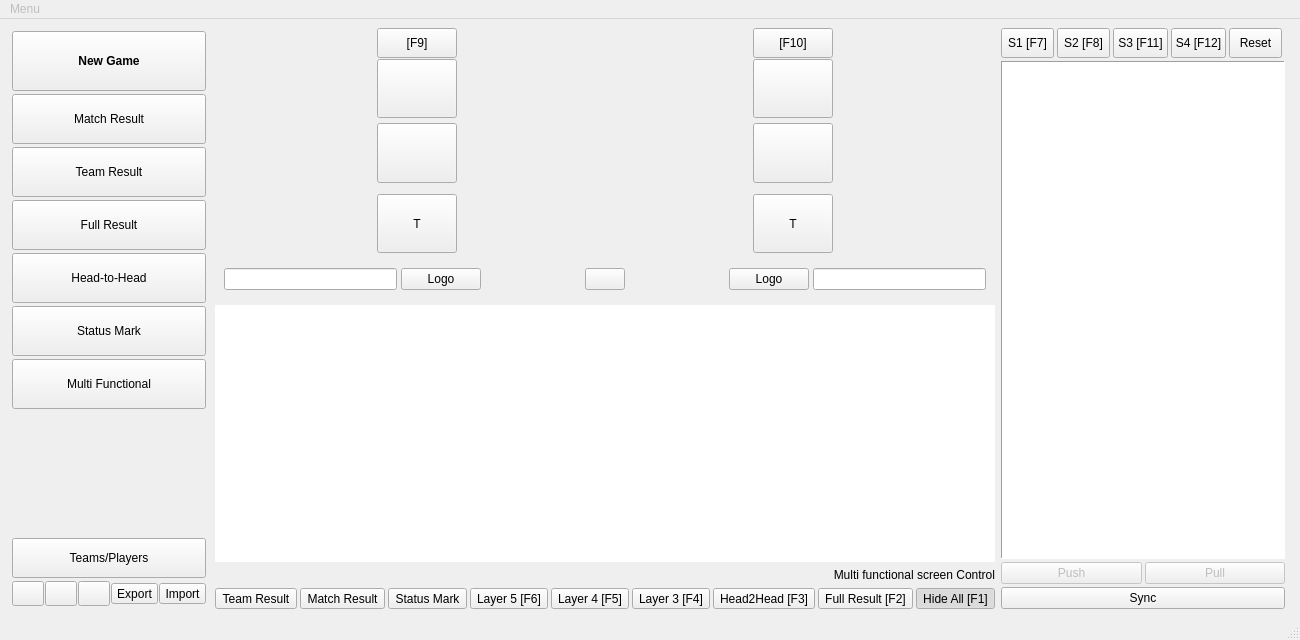
Qt form mainwindow.ui (xiaoyuanyangxu/sportroom-qt) before a commit.
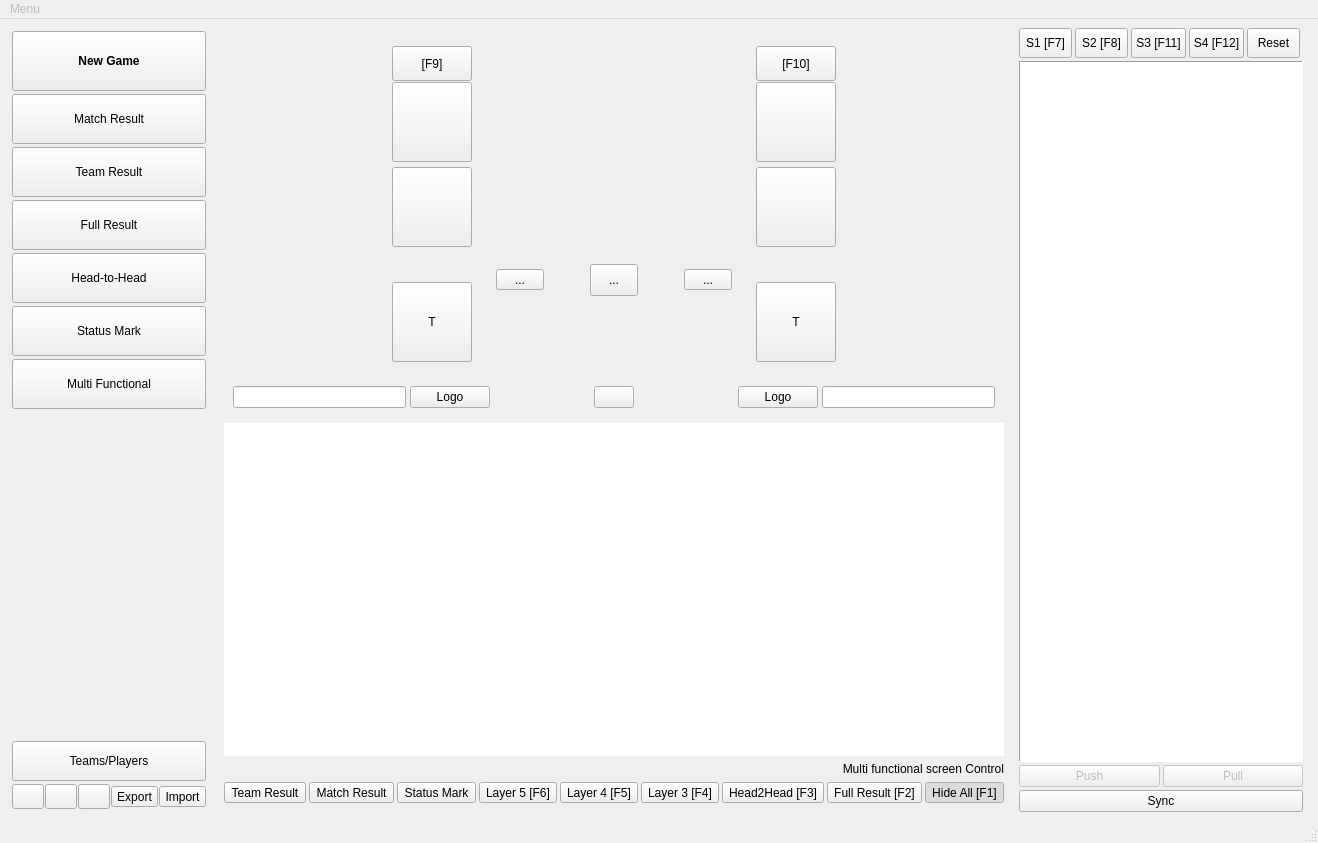
The same form after that commit. Icons and pictures are not drawn. Custom widgets are drawn as their Qt base class.

What changed in the file:
```diff
--- a/mainwindow.ui
+++ b/mainwindow.ui
@@ -6,8 +6,8 @@
    <rect>
     <x>0</x>
     <y>0</y>
-    <width>1270</width>
-    <height>640</height>
+    <width>1291</width>
+    <height>843</height>
    </rect>
   </property>
   <property name="minimumSize">
@@ -431,22 +431,7 @@
     </item>
     <item>
      <widget class="QWidget" name="widget" native="true">
-      <layout class="QVBoxLayout" name="verticalLayout_2" stretch="0,0,1,0,0">
-       <property name="spacing">
-        <number>6</number>
-       </property>
-       <property name="leftMargin">
-        <number>0</number>
-       </property>
-       <property name="topMargin">
-        <number>0</number>
-       </property>
-       <property name="rightMargin">
-        <number>0</number>
-       </property>
-       <property name="bottomMargin">
-        <number>0</number>
-       </property>
+      <layout class="QVBoxLayout" name="verticalLayout_10">
        <item>
         <widget class="QFrame" name="frame_2">
          <property name="minimumSize">
@@ -467,22 +452,7 @@
          <property name="frameShadow">
           <enum>QFrame::Raised</enum>
          </property>
-         <layout class="QHBoxLayout" name="horizontalLayout_2" stretch="0,0,2,2,2,0,0">
-          <property name="spacing">
-           <number>6</number>
-          </property>
-          <property name="leftMargin">
-           <number>16</number>
-          </property>
-          <property name="topMargin">
-           <number>0</number>
-          </property>
-          <property name="rightMargin">
-           <number>16</number>
-          </property>
-          <property name="bottomMargin">
-           <number>0</number>
-          </property>
+         <layout class="QHBoxLayout" name="horizontalLayout_2" stretch="1,0,0,0,0,0,1">
           <item>
            <widget class="QWidget" name="widget_4" native="true">
             <property name="minimumSize">
@@ -754,7 +724,120 @@
            </widget>
           </item>
           <item>
-           <widget class="ScoreboardForm" name="scoreboardWidget" native="true"/>
+           <widget class="QWidget" name="widget_7" native="true">
+            <layout class="QVBoxLayout" name="verticalLayout_9">
+             <item>
+              <widget class="ScoreboardForm" name="scoreboardWidget" native="true"/>
+             </item>
+             <item>
+              <widget class="QWidget" name="widget_8" native="true">
+               <layout class="QHBoxLayout" name="horizontalLayout_8">
+                <item>
+                 <widget class="QToolButton" name="serveAToolButton">
+                  <property name="minimumSize">
+                   <size>
+                    <width>48</width>
+                    <height>0</height>
+                   </size>
+                  </property>
+                  <property name="text">
+                   <string>...</string>
+                  </property>
+                  <property name="icon">
+                   <iconset resource="images.qrc">
+                    <normaloff>:/images/table_tennis.png</normaloff>:/images/table_tennis.png</iconset>
+                  </property>
+                  <property name="iconSize">
+                   <size>
+                    <width>24</width>
+                    <height>24</height>
+                   </size>
+                  </property>
+                  <property name="checkable">
+                   <bool>true</bool>
+                  </property>
+                 </widget>
+                </item>
+                <item>
+                 <spacer name="horizontalSpacer_8">
+                  <property name="orientation">
+                   <enum>Qt::Horizontal</enum>
+                  </property>
+                  <property name="sizeHint" stdset="0">
+                   <size>
+                    <width>40</width>
+                    <height>20</height>
+                   </size>
+                  </property>
+                 </spacer>
+                </item>
+                <item>
+                 <widget class="QToolButton" name="swapToolButton">
+                  <property name="minimumSize">
+                   <size>
+                    <width>48</width>
+                    <height>32</height>
+                   </size>
+                  </property>
+                  <property name="text">
+                   <string>...</string>
+                  </property>
+                  <property name="icon">
+                   <iconset resource="images.qrc">
+                    <normaloff>:/images/exchange.png</normaloff>:/images/exchange.png</iconset>
+                  </property>
+                  <property name="iconSize">
+                   <size>
+                    <width>24</width>
+                    <height>24</height>
+                   </size>
+                  </property>
+                 </widget>
+                </item>
+                <item>
+                 <spacer name="horizontalSpacer_7">
+                  <property name="orientation">
+                   <enum>Qt::Horizontal</enum>
+                  </property>
+                  <property name="sizeHint" stdset="0">
+                   <size>
+                    <width>40</width>
+                    <height>20</height>
+                   </size>
+                  </property>
+                 </spacer>
+                </item>
+                <item>
+                 <widget class="QToolButton" name="serveBToolButton">
+                  <property name="minimumSize">
+                   <size>
+                    <width>48</width>
+                    <height>0</height>
+                   </size>
+                  </property>
+                  <property name="text">
+                   <string>...</string>
+                  </property>
+                  <property name="icon">
+                   <iconset resource="images.qrc">
+                    <normaloff>:/images/table_tennis.png</normaloff>:/images/table_tennis.png</iconset>
+                  </property>
+                  <property name="iconSize">
+                   <size>
+                    <width>24</width>
+                    <height>24</height>
+                   </size>
+                  </property>
+                  <property name="checkable">
+                   <bool>true</bool>
+                  </property>
+                 </widget>
+                </item>
+               </layout>
+              </widget>
+             </item>
+            </layout>
+           </widget>
           </item>
           <item>
            <widget class="QWidget" name="widget_3" native="true">
@@ -1811,13 +1894,24 @@
      </widget>
     </item>
    </layout>
+   <widget class="QWidget" name="layoutWidget">
+    <property name="geometry">
+     <rect>
+      <x>0</x>
+      <y>0</y>
+      <width>100</width>
+      <height>30</height>
+     </rect>
+    </property>
+    <layout class="QVBoxLayout" name="verticalLayout_2"/>
+   </widget>
   </widget>
   <widget class="QMenuBar" name="menubar">
    <property name="geometry">
     <rect>
      <x>0</x>
      <y>0</y>
-     <width>1270</width>
+     <width>1291</width>
      <height>21</height>
     </rect>
    </property>
```
